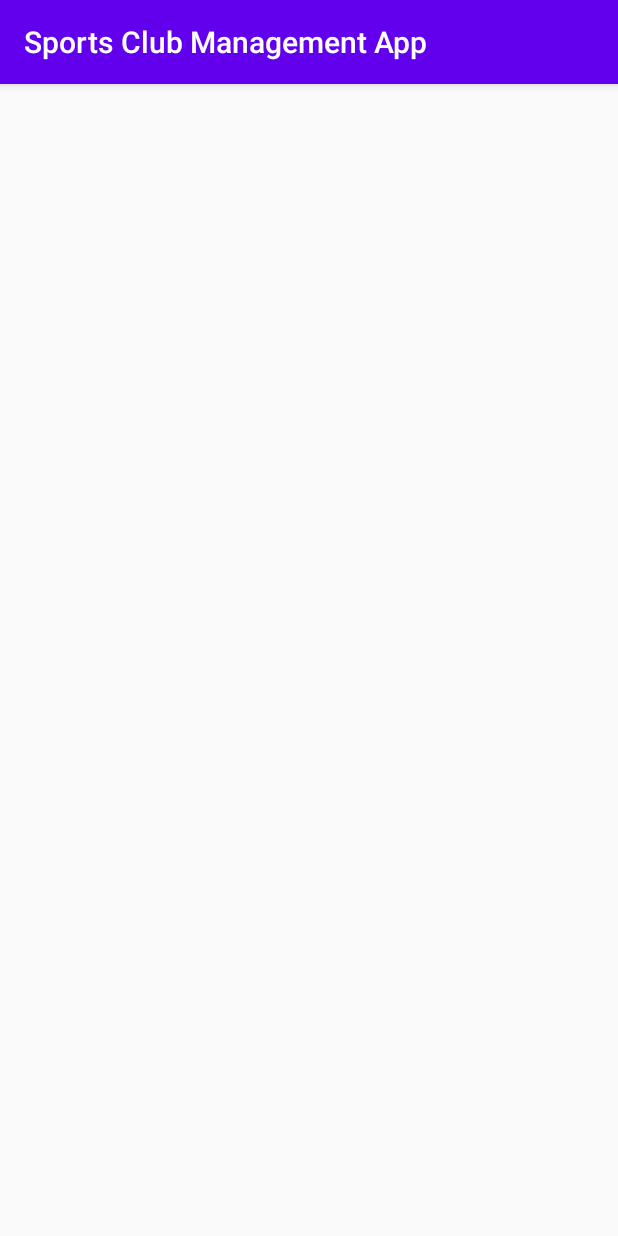
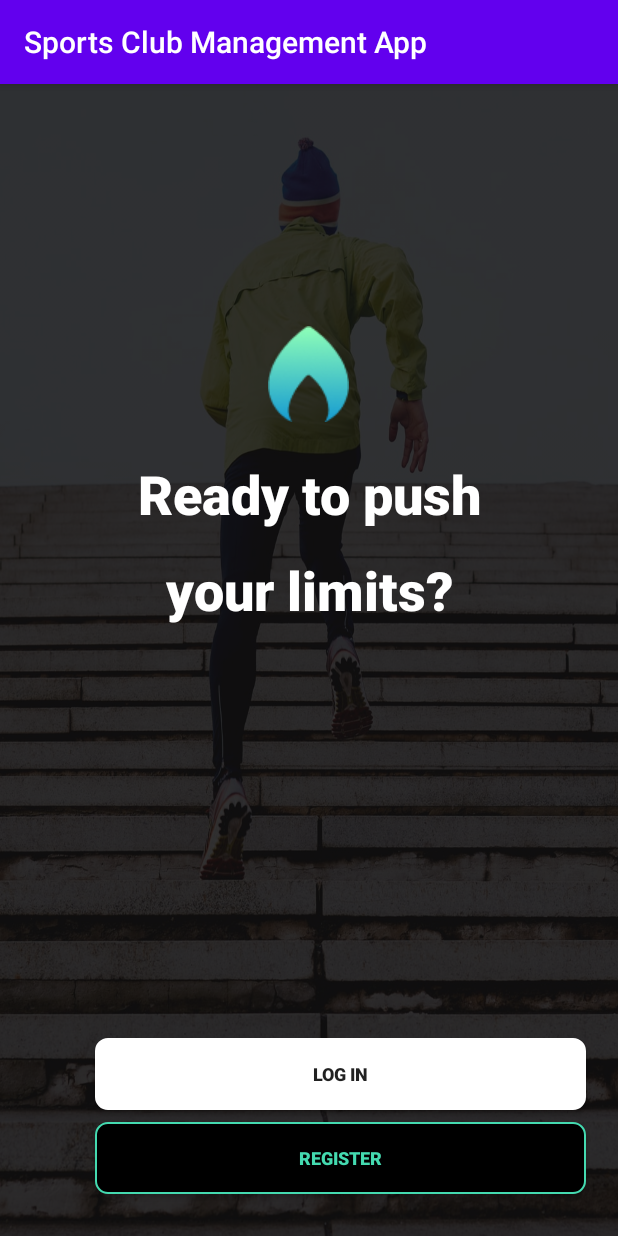
Before and after one commit to assist-software/Internship-July20-mobile-green, an Android app: the GuestActivity screen opened directly, with no data from a screen before it, on a phone screen of 412 x 824 dp. Run offline under Robolectric (Android 15) with nearby library versions, the phone set to English and light mode, and no system bars.

Commit message:
implementing guesst screen UI

```diff
--- /dev/null
+++ b/app/src/main/res/drawable/border_radius_black_button.xml
@@ -0,0 +1,10 @@
+<shape
+    xmlns:android="http://schemas.android.com/apk/res/android"
+    android:shape="rectangle">
+
+    <corners android:radius="8dp" />
+    <solid android:color="@android:color/black" />
+    <stroke
+        android:width="1dip"
+        android:color="@color/cyan"/>
+</shape>
--- /dev/null
+++ b/app/src/main/res/drawable/border_radius_button.xml
@@ -0,0 +1,10 @@
+<shape
+    xmlns:android="http://schemas.android.com/apk/res/android"
+    android:shape="rectangle">
+
+    <corners android:radius="8dp" />
+    <solid android:color="@android:color/white" />
+    <stroke
+        android:width="1dip"
+        android:color="@color/color_white" />
+</shape>
--- a/app/src/main/res/layout/activity_guest.xml
+++ b/app/src/main/res/layout/activity_guest.xml
@@ -4,6 +4,83 @@
     xmlns:tools="http://schemas.android.com/tools"
     android:layout_width="match_parent"
     android:layout_height="match_parent"
+    android:background="@drawable/f92a1d93b0acd1aa81f96cbe52f7c606"
+    android:backgroundTint="#CC1A1A1A"
+    android:backgroundTintMode="screen"
     tools:context=".screens.guest.GuestActivity">
 
+    <View
+        android:layout_width="match_parent"
+        android:layout_height="match_parent"
+        android:background="@color/black_background" />
+
+
+    <LinearLayout
+        android:id="@+id/linearLayout"
+        android:layout_width="match_parent"
+        android:layout_height="wrap_content"
+        android:layout_marginTop="@dimen/margin_161dp"
+        android:layout_marginStart="@dimen/margin_55dp"
+        android:layout_marginEnd="@dimen/margin_55dp"
+        android:orientation="vertical"
+        app:layout_constraintEnd_toEndOf="parent"
+        app:layout_constraintStart_toStartOf="parent"
+        app:layout_constraintTop_toTopOf="parent">
+
+        <ImageView
+            android:id="@+id/imageView"
+            android:layout_width="@dimen/space_54dp"
+            android:layout_height="@dimen/space_64dp"
+            android:layout_gravity="center"
+            android:baselineAlignBottom="false"
+            android:textAlignment="center"
+            app:srcCompat="@drawable/vector" />
+
+        <TextView
+            android:id="@+id/textView"
+            android:layout_width="wrap_content"
+            android:layout_height="wrap_content"
+            android:layout_margin="@dimen/space_23dp"
+            android:fontFamily="sans-serif-black"
+            android:gravity="center"
+            android:text="@string/guest_screen_title"
+            android:textAlignment="gravity"
+            android:textColor="#FFFFFF"
+            android:textSize="@dimen/text_36sp"
+            android:textStyle="bold"
+            app:lineHeight="@dimen/space_64dp" />
+
+    </LinearLayout>
+
+    <Button
+        android:id="@+id/button"
+        android:layout_width="@dimen/space_327dp"
+        android:layout_height="wrap_content"
+        android:layout_marginStart="42dp"
+        android:background="@drawable/border_radius_button"
+        android:text="@string/guest_screen_main_button"
+        android:textSize="@dimen/text_12sp"
+        android:textStyle="bold"
+        app:layout_constraintVertical_bias="0.75"
+        app:layout_constraintEnd_toEndOf="parent"
+        app:layout_constraintStart_toStartOf="parent"
+        app:layout_constraintBottom_toBottomOf="parent"
+        app:layout_constraintTop_toBottomOf="@+id/linearLayout" />
+
+
+    <Button
+        android:id="@+id/button2"
+        android:layout_width="327dp"
+        android:layout_height="wrap_content"
+        android:layout_marginStart="42dp"
+        android:layout_marginTop="@dimen/space_8dp"
+        android:background="@drawable/border_radius_black_button"
+        android:text="@string/guest_screen_secondary_button"
+        android:textColor="@color/cyan"
+        android:textSize="@dimen/text_12sp"
+        android:textStyle="bold"
+
+        app:layout_constraintEnd_toEndOf="parent"
+        app:layout_constraintStart_toStartOf="parent"
+        app:layout_constraintTop_toBottomOf="@+id/button" />
 </androidx.constraintlayout.widget.ConstraintLayout>
--- a/app/src/main/res/values/colors.xml
+++ b/app/src/main/res/values/colors.xml
@@ -3,4 +3,7 @@
     <color name="colorPrimary">#6200EE</color>
     <color name="colorPrimaryDark">#3700B3</color>
     <color name="colorAccent">#03DAC5</color>
+    <color name="color_white">#FFFFFF</color>
+    <color name="black_background">#CC000000</color>
+    <color name="cyan">#44DAB0</color>
 </resources>
--- /dev/null
+++ b/app/src/main/res/values/dimens.xml
@@ -0,0 +1,12 @@
+<?xml version="1.0" encoding="utf-8"?>
+<resources>
+    <dimen name="text_36sp">36sp</dimen>
+    <dimen name="text_12sp">12sp</dimen>
+    <dimen name="space_23dp">23dp</dimen>
+    <dimen name="space_8dp">8dp</dimen>
+    <dimen name="margin_161dp">161dp</dimen>
+    <dimen name="margin_55dp">55dp</dimen>
+    <dimen name="space_54dp">54dp</dimen>
+    <dimen name="space_64dp">64dp</dimen>
+    <dimen name="space_327dp">327dp</dimen>
+</resources>
--- a/app/src/main/res/values/strings.xml
+++ b/app/src/main/res/values/strings.xml
@@ -1,3 +1,6 @@
 <resources>
     <string name="app_name">Sports Club Management App</string>
+    <string name="guest_screen_title">Ready to push your limits?</string>
+    <string name="guest_screen_main_button">LOG IN</string>
+    <string name="guest_screen_secondary_button">REGISTER</string>
 </resources>
```
Also changed, not shown: app/src/main/res/drawable/f92a1d93b0acd1aa81f96cbe52f7c606.jpg (added), app/src/main/res/drawable/vector.png (added), 1 other file.
